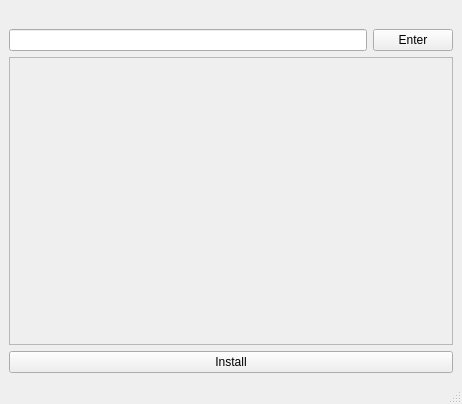
OrionAerospaceYT/SideKick, file Ui/LibraryUi.ui: the form before one commit.
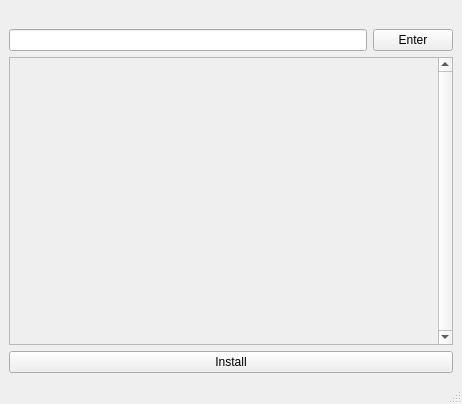
The form after the commit.

What changed in the file:
```diff
--- a/Ui/LibraryUi.ui
+++ b/Ui/LibraryUi.ui
@@ -35,6 +35,12 @@
       </item>
       <item row="2" column="0" colspan="2">
        <widget class="QScrollArea" name="scrollArea">
+        <property name="verticalScrollBarPolicy">
+         <enum>Qt::ScrollBarAlwaysOn</enum>
+        </property>
+        <property name="horizontalScrollBarPolicy">
+         <enum>Qt::ScrollBarAsNeeded</enum>
+        </property>
         <property name="widgetResizable">
          <bool>true</bool>
         </property>
@@ -43,7 +49,7 @@
           <rect>
            <x>0</x>
            <y>0</y>
-           <width>440</width>
+           <width>423</width>
            <height>285</height>
           </rect>
          </property>
```
Left out of the diff: 39 changed lines with no effect on the pictures.
